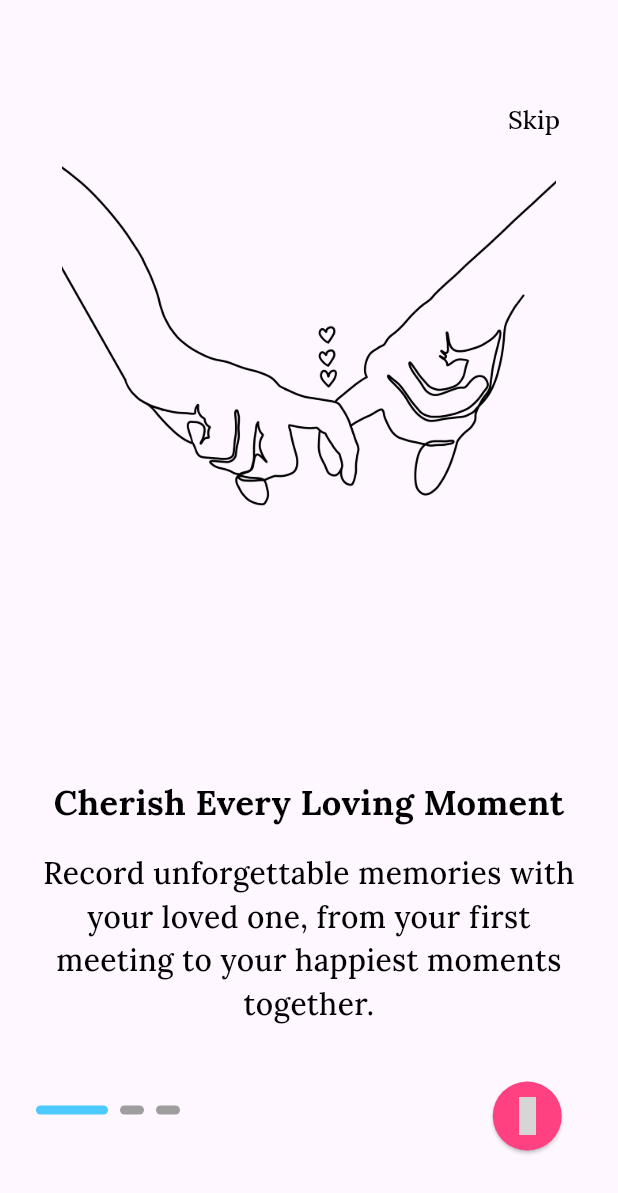
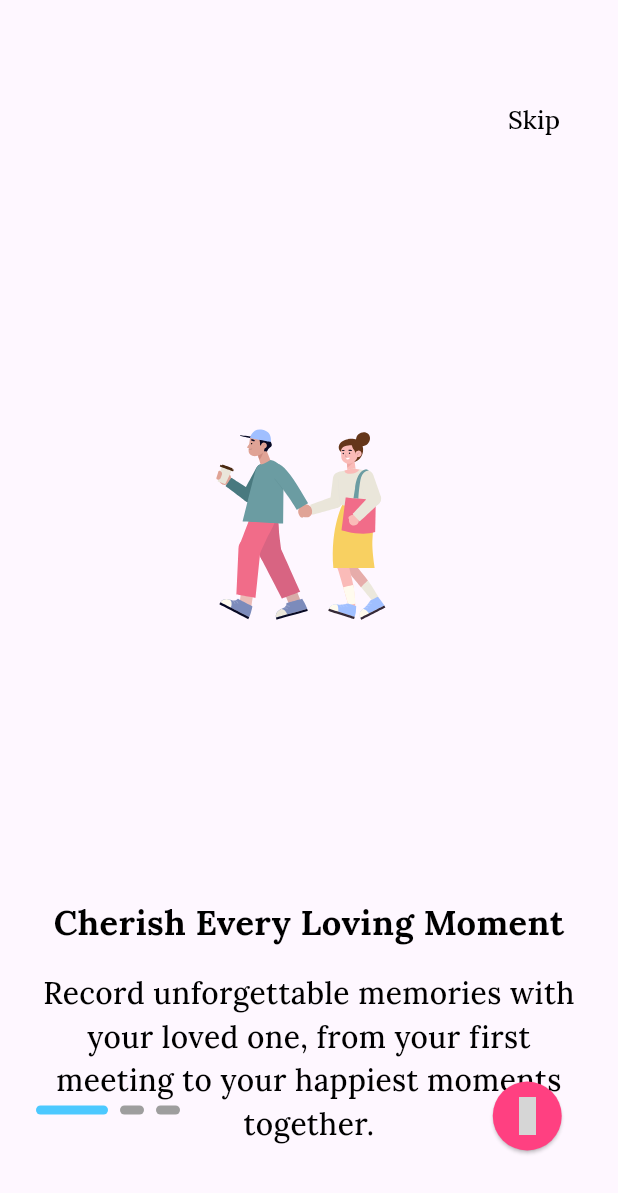
Before and after one commit to manhnt2310/honey_diary, a Flutter app: the screen it shows after launch, on a phone screen of 412 x 824 dp. Shown: the top 1193 px of the screen. Run offline on Flutter 3.47's test engine with Material 3 defaults, Android fonts, the light colour scheme and no system bars; drawn by our look-alikes of smooth_page_indicator; our stand-ins replace bloc, dash_chat_2, equatable, flutter_bloc, flutter_gemini, geocoding and 10 more; accounts and stored records are empty; grey boxes are pictures that could not be loaded.

Commit message:
Update UI

```diff
--- a/lib/presentation/intro/onboarding_screen.dart
+++ b/lib/presentation/intro/onboarding_screen.dart
@@ -25,17 +25,17 @@ class OnboardingScreen extends StatelessWidget {
             onPageChanged: controller.updatePageIndicator,
             children: const [
               OnboardingPape(
-                image: ImageStrings.couple,
+                image: ImageStrings.onbd1,
                 title: TextStrings.title1,
                 subTitle: TextStrings.subTitle1,
               ),
               OnboardingPape(
-                image: ImageStrings.onboarding2,
+                image: ImageStrings.onbd2,
                 title: TextStrings.title2,
                 subTitle: TextStrings.subTitle2,
               ),
               OnboardingPape(
-                image: ImageStrings.journal,
+                image: ImageStrings.onbd3,
                 title: TextStrings.title3,
                 subTitle: TextStrings.subTitle3,
               ),
--- a/lib/presentation/intro/widgets/onboarding_page.dart
+++ b/lib/presentation/intro/widgets/onboarding_page.dart
@@ -1,4 +1,5 @@
 import 'package:flutter/material.dart';
+import 'package:lottie/lottie.dart';
 import '../../../shared/utils/constants/sizes.dart';
 
 // ignore: must_be_immutable'
@@ -24,8 +25,9 @@ class OnboardingPape extends StatelessWidget {
                 padding: const EdgeInsets.all(MSizes.defaultSpace),
                 child: Column(
                   children: [
-                    Image(
-                      image: AssetImage(image),
+                    const SizedBox(height: 80),
+                    Lottie.asset(
+                      image,
                       width: MediaQuery.of(context).size.width * 0.8,
                       height: MediaQuery.of(context).size.height * 0.6,
                     ),
```
